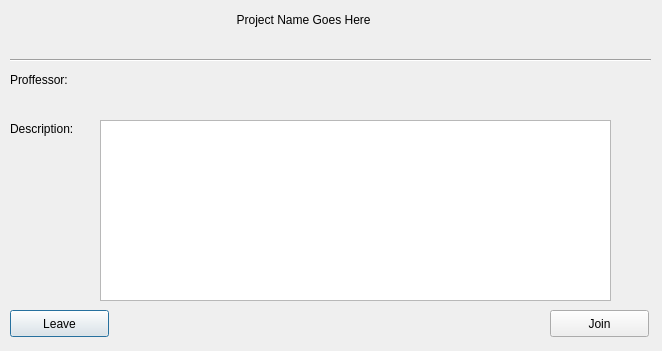
GuelorEmanuel/Team-Tech-Support, file D1/studentprojectview.ui: the form before one commit.
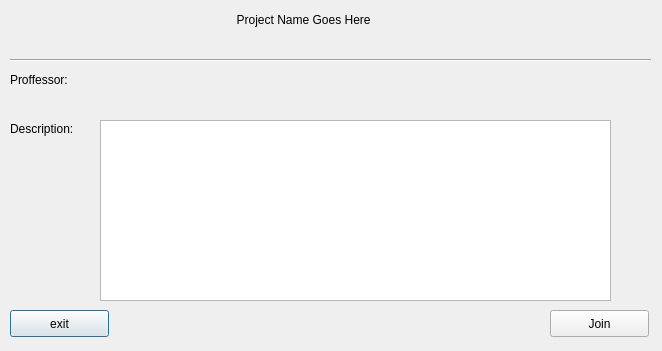
The form after the commit.

```diff
--- a/D1/studentprojectview.ui
+++ b/D1/studentprojectview.ui
@@ -85,7 +85,7 @@
     </rect>
    </property>
    <property name="text">
-    <string>Leave</string>
+    <string>exit</string>
    </property>
   </widget>
   <widget class="QPushButton" name="joinProjectBtn">
```
